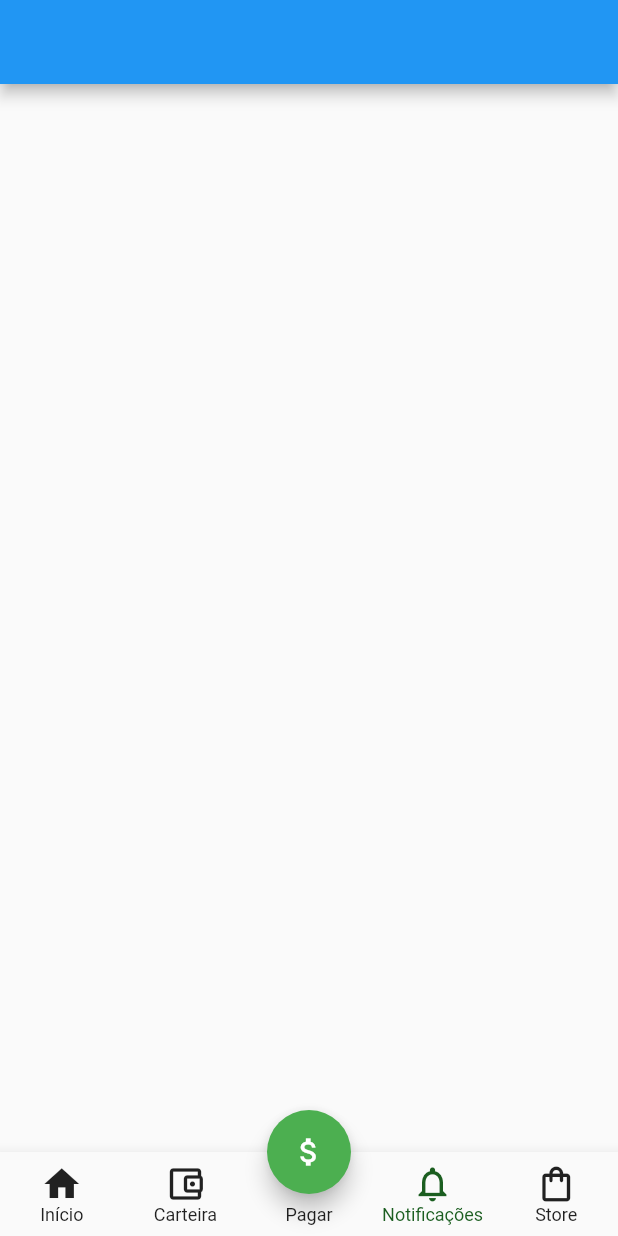
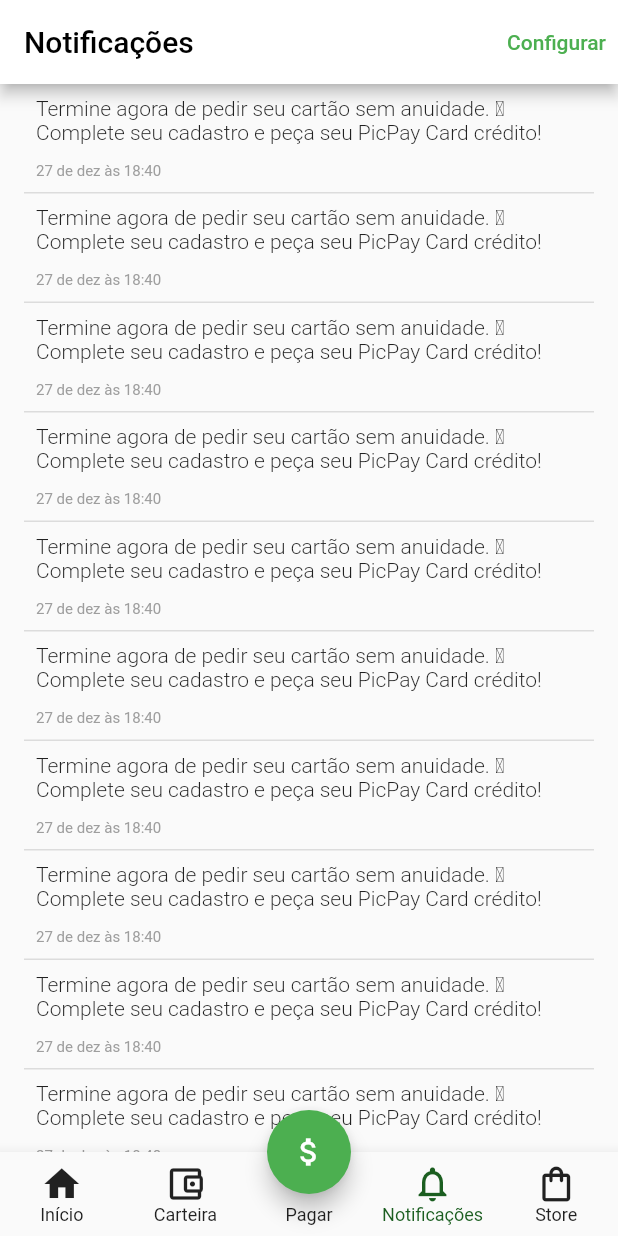
Before and after one commit to Eduardo-Tanaka/PicPayFlutter, a Flutter app: the screen it shows after launch, item 4 of the bottom bar chosen, on a phone screen of 412 x 824 dp. Run offline on Flutter 3.47's test engine with Material 2 defaults, Android fonts, the phone set to English and light mode, and no system bars.

Commit message:
notificações page e notificacao widget

```diff
--- /dev/null
+++ b/lib/modules/carteira/carteira_app_bar_widget.dart
@@ -0,0 +1,13 @@
+import 'package:flutter/material.dart';
+
+class CarteiraAppBarWidget extends StatelessWidget with PreferredSizeWidget {
+  CarteiraAppBarWidget({Key? key}) : super(key: key);
+
+  @override
+  Widget build(BuildContext context) {
+    return AppBar();
+  }
+
+  @override
+  final Size preferredSize = Size.fromHeight(kToolbarHeight);
+}
--- a/lib/modules/home/home_page.dart
+++ b/lib/modules/home/home_page.dart
@@ -1,8 +1,13 @@
 import 'package:flutter/material.dart';
+import 'package:picpay/modules/carteira/carteira_app_bar_widget.dart';
 import 'package:picpay/modules/carteira/carteira_page.dart';
+import 'package:picpay/modules/inicio/inicio_app_bar_widget.dart';
 import 'package:picpay/modules/inicio/inicio_page.dart';
-import 'package:picpay/modules/notificacoes/notificacaoes_page.dart';
+import 'package:picpay/modules/notificacoes/notificacoes_page.dart';
+import 'package:picpay/modules/notificacoes/notificacoes_app_bar_widget.dart';
+import 'package:picpay/modules/pagar/pagar_app_bar_widget.dart';
 import 'package:picpay/modules/pagar/pagar_page.dart';
+import 'package:picpay/modules/store/store_app_bar_widget.dart';
 import 'package:picpay/modules/store/store_page.dart';
 
 class HomePage extends StatefulWidget {
@@ -15,7 +20,15 @@ class HomePage extends StatefulWidget {
 class _HomePageState extends State<HomePage> {
   int _selectedIndex = 0;
 
-  static const List<Widget> _widgetOptions = <Widget>[
+  static List<PreferredSizeWidget> _widgetAppBars = <PreferredSizeWidget>[
+    InicioAppBarWidget(),
+    CarteiraAppBarWidget(),
+    PagaAppBarWidget(),
+    NotificacoesAppBarWidget(),
+    StoreAppBarWidget(),
+  ];
+
+  static const List<Widget> _widgetPages = <Widget>[
     InicioPage(),
     CarteiraPage(),
     PagarPage(),
@@ -32,8 +45,8 @@ class _HomePageState extends State<HomePage> {
   @override
   Widget build(BuildContext context) {
     return Scaffold(
-      appBar: AppBar(),
-      body: Container(child: _widgetOptions.elementAt(_selectedIndex)),
+      appBar: _widgetAppBars.elementAt(_selectedIndex),
+      body: Container(child: _widgetPages.elementAt(_selectedIndex)),
       bottomNavigationBar: BottomNavigationBar(
         type: BottomNavigationBarType.fixed,
         iconSize: 28,
--- /dev/null
+++ b/lib/modules/inicio/inicio_app_bar_widget.dart
@@ -0,0 +1,13 @@
+import 'package:flutter/material.dart';
+
+class InicioAppBarWidget extends StatelessWidget with PreferredSizeWidget {
+  InicioAppBarWidget({Key? key}) : super(key: key);
+
+  @override
+  Widget build(BuildContext context) {
+    return AppBar();
+  }
+
+  @override
+  final Size preferredSize = Size.fromHeight(kToolbarHeight);
+}
--- a/lib/modules/notificacoes/notificacaoes_page.dart
+++ /dev/null
@@ -1,10 +0,0 @@
-import 'package:flutter/material.dart';
-
-class NotificacoesPage extends StatelessWidget {
-  const NotificacoesPage({Key? key}) : super(key: key);
-
-  @override
-  Widget build(BuildContext context) {
-    return Container();
-  }
-}
--- /dev/null
+++ b/lib/modules/notificacoes/notificacoes_app_bar_widget.dart
@@ -0,0 +1,37 @@
+import 'package:flutter/material.dart';
+
+class NotificacoesAppBarWidget extends StatelessWidget
+    with PreferredSizeWidget {
+  NotificacoesAppBarWidget({Key? key}) : super(key: key);
+
+  @override
+  Widget build(BuildContext context) {
+    return AppBar(
+      backgroundColor: Colors.white,
+      title: Text(
+        "Notificações",
+        style: TextStyle(
+          color: Colors.black,
+        ),
+      ),
+      actions: [
+        TextButton(
+          style: TextButton.styleFrom(
+            primary: Colors.grey[900],
+            shape: CircleBorder(),
+          ),
+          onPressed: () {},
+          child: Text(
+            "Configurar",
+            style: TextStyle(
+              color: Colors.green,
+            ),
+          ),
+        ),
+      ],
+    );
+  }
+
+  @override
+  final Size preferredSize = Size.fromHeight(kToolbarHeight);
+}
--- /dev/null
+++ b/lib/modules/notificacoes/notificacoes_page.dart
@@ -0,0 +1,39 @@
+import 'package:flutter/material.dart';
+import 'package:picpay/widgets/notificacao/notificacao_widget.dart';
+
+class NotificacoesPage extends StatelessWidget {
+  const NotificacoesPage({Key? key}) : super(key: key);
+
+  @override
+  Widget build(BuildContext context) {
+    return NotificationListener<OverscrollIndicatorNotification>(
+      onNotification: (overscroll) {
+        overscroll.disallowGlow();
+        return true;
+      },
+      child: ListView.separated(
+        itemCount: 40,
+        itemBuilder: (context, index) {
+          return Padding(
+            padding: const EdgeInsets.symmetric(
+              horizontal: 16,
+              vertical: 8,
+            ),
+            child: NotificacaoWidget(),
+          );
+        },
+        separatorBuilder: (context, index) {
+          return Padding(
+            padding: const EdgeInsets.symmetric(
+              horizontal: 16,
+            ),
+            child: Divider(
+              height: 1,
+              thickness: 1,
+            ),
+          );
+        },
+      ),
+    );
+  }
+}
--- /dev/null
+++ b/lib/modules/pagar/pagar_app_bar_widget.dart
@@ -0,0 +1,13 @@
+import 'package:flutter/material.dart';
+
+class PagaAppBarWidget extends StatelessWidget with PreferredSizeWidget {
+  PagaAppBarWidget({Key? key}) : super(key: key);
+
+  @override
+  Widget build(BuildContext context) {
+    return AppBar();
+  }
+
+  @override
+  final Size preferredSize = Size.fromHeight(kToolbarHeight);
+}
--- /dev/null
+++ b/lib/modules/store/store_app_bar_widget.dart
@@ -0,0 +1,13 @@
+import 'package:flutter/material.dart';
+
+class StoreAppBarWidget extends StatelessWidget with PreferredSizeWidget {
+  StoreAppBarWidget({Key? key}) : super(key: key);
+
+  @override
+  Widget build(BuildContext context) {
+    return AppBar();
+  }
+
+  @override
+  final Size preferredSize = Size.fromHeight(kToolbarHeight);
+}
--- /dev/null
+++ b/lib/widgets/notificacao/notificacao_widget.dart
@@ -0,0 +1,34 @@
+import 'package:flutter/material.dart';
+
+class NotificacaoWidget extends StatelessWidget {
+  const NotificacaoWidget({Key? key}) : super(key: key);
+
+  @override
+  Widget build(BuildContext context) {
+    return Padding(
+      padding: const EdgeInsets.symmetric(
+        horizontal: 8,
+      ),
+      child: Column(
+        crossAxisAlignment: CrossAxisAlignment.start,
+        children: [
+          // lista de emoji https://www.fileformat.info/info/emoji/list.htm
+          Text(
+            "Termine agora de pedir seu cartão sem anuidade. \uD83D\uDCB3	Complete seu cadastro e peça seu PicPay Card crédito!",
+            style: TextStyle(fontWeight: FontWeight.w300),
+          ),
+          SizedBox(
+            height: 12,
+          ),
+          Text(
+            "27 de dez às 18:40",
+            style: TextStyle(
+              fontSize: 10,
+              color: Colors.grey,
+            ),
+          ),
+        ],
+      ),
+    );
+  }
+}
```
